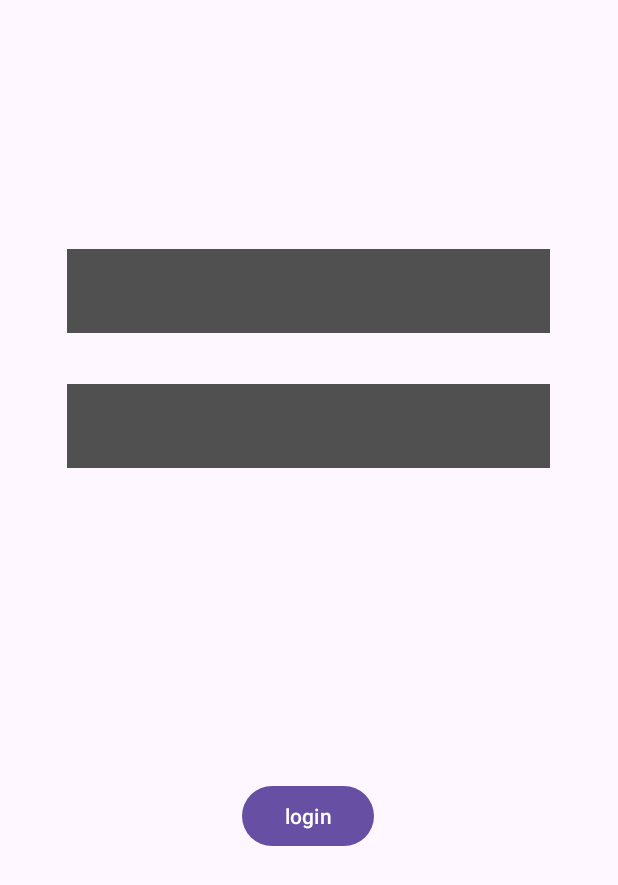
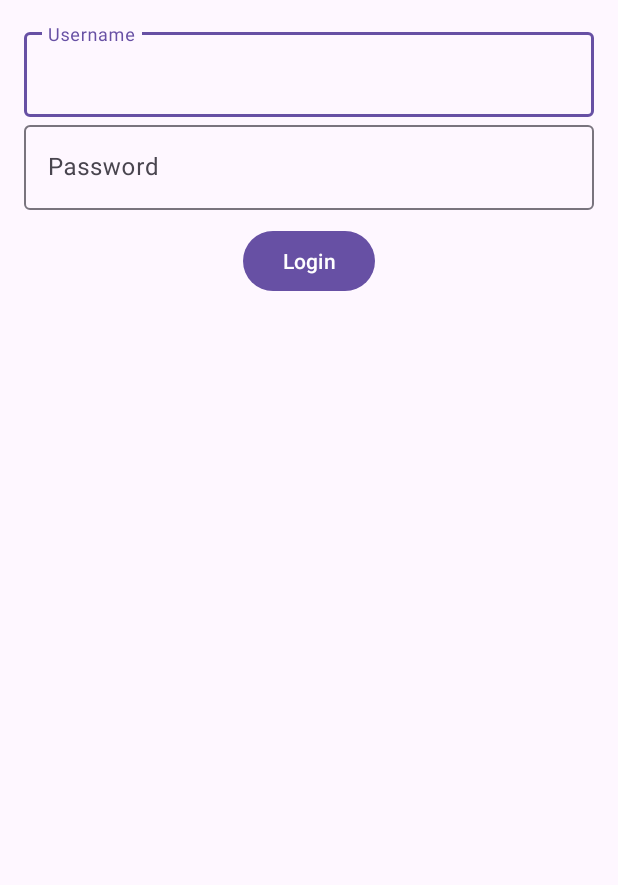
Before and after one commit to avelon1A/navigation, an Android app: the screen it shows after launch (MainActivity), on a phone screen of 412 x 824 dp. Shown: the top 885 px of the screen. Run offline under Robolectric (Android 15) with nearby library versions, the phone set to English and light mode, and no system bars; our stand-ins replace navigation-ui; libraries missing offline, so code that uses them is left out: io.ak1.

Commit message:
recycle view has modified and naviation controllers has be fixed

```diff
--- a/app/src/main/java/com/example/newnav/MainActivity.kt
+++ b/app/src/main/java/com/example/newnav/MainActivity.kt
@@ -31,7 +31,6 @@ class MainActivity : AppCompatActivity() {
         val bottomNavigationView = findViewById<BottomNavigationView>(R.id.bottom_navigation)
         bottomNavigationView.setupWithNavController(navController)
 
-
         navController.addOnDestinationChangedListener { _, destination, _ ->
             if (destination.id == R.id.login_fragment) {
                 bottomNavigationView.visibility = BottomNavigationView.GONE
@@ -39,5 +38,6 @@ class MainActivity : AppCompatActivity() {
                 bottomNavigationView.visibility = BottomNavigationView.VISIBLE
             }
         }
+
+        }
     }
-}
--- a/app/src/main/java/com/example/newnav/firstFragment.kt
+++ b/app/src/main/java/com/example/newnav/firstFragment.kt
@@ -8,14 +8,11 @@ import android.view.LayoutInflater
 import android.view.View
 import android.view.ViewGroup
 import com.example.newnav.databinding.FragmentFirstBinding
+import com.google.android.material.bottomnavigation.BottomNavigationView
 
 
 class firstFragment : Fragment() {
 
-    override fun onCreate(savedInstanceState: Bundle?) {
-        super.onCreate(savedInstanceState)
-
-    }
 
     override fun onCreateView(
         inflater: LayoutInflater, container: ViewGroup?,
--- a/app/src/main/java/com/example/newnav/forthFragment.kt
+++ b/app/src/main/java/com/example/newnav/forthFragment.kt
@@ -1,4 +1,6 @@
 package com.example.newnav
+
+
 
 import android.os.Bundle
 import androidx.fragment.app.Fragment
--- a/app/src/main/java/com/example/newnav/login_fragment.kt
+++ b/app/src/main/java/com/example/newnav/login_fragment.kt
@@ -1,19 +1,21 @@
 package com.example.newnav
 
-import android.annotation.SuppressLint
+
 import android.os.Bundle
 import androidx.fragment.app.Fragment
 import android.view.LayoutInflater
 import android.view.View
 import android.view.ViewGroup
 import android.widget.Button
-import android.widget.EditText
+
 import android.widget.Toast
-import com.google.android.material.textfield.TextInputLayout
+import androidx.navigation.fragment.findNavController
+import com.google.android.material.textfield.TextInputEditText
+
 
 class login_fragment : Fragment() {
-    lateinit var username: TextInputLayout
-    lateinit var password: TextInputLayout
+    lateinit var username: TextInputEditText
+    lateinit var password: TextInputEditText
     lateinit var login: Button
 
     override fun onCreateView(
@@ -25,13 +27,13 @@ class login_fragment : Fragment() {
 
         // Initialize your views
 
-        password = view.findViewById(R.id.password)
-        username = view.findViewById(R.id.username)
+        password = view.findViewById(R.id.password_edit_text)
+        username = view.findViewById(R.id.username_edit_text)
         login = view.findViewById(R.id.login_button) // Correct the button ID here
 
         login.setOnClickListener {
-            val enteredUsername = username.toString()
-            val enteredPassword = password.toString()
+            val enteredUsername = username.text.toString()
+            val enteredPassword = password.text.toString()
             login(enteredUsername, enteredPassword)
         }
 
@@ -42,27 +44,12 @@ class login_fragment : Fragment() {
         if (username == "username" && password == "12345678") {
             Toast.makeText(requireContext(), "Login Successful", Toast.LENGTH_SHORT).show()
             // Create an instance of the first fragment
-            val firstFragment = firstFragment()
+            val navController = findNavController()
 
-            // Get the FragmentManager
-            val fragmentManager = requireActivity().supportFragmentManager
-
-            // Start a new fragment transaction
-            val transaction = fragmentManager.beginTransaction()
-
-            // Replace the current fragment with the first fragment
-            transaction.replace(R.id.fragmentContainerView2, firstFragment)
-
-            // Add the transaction to the back stack
-            transaction.addToBackStack(null)
-
-            // Commit the transaction
-            transaction.commit()
-        }
-        else{
+            // Navigate to the firstFragment
+            navController.navigate(R.id.action_login_fragment_to_firstFragment)
+        } else {
             Toast.makeText(requireContext(), "Login fail", Toast.LENGTH_SHORT).show()
-
         }
     }
-
 }
--- a/app/src/main/java/com/example/newnav/thirdFragment.kt
+++ b/app/src/main/java/com/example/newnav/thirdFragment.kt
@@ -13,10 +13,6 @@ import android.view.ViewGroup
 class thirdFragment : Fragment() {
 
 
-    override fun onCreate(savedInstanceState: Bundle?) {
-        super.onCreate(savedInstanceState)
-
-    }
 
     override fun onCreateView(
         inflater: LayoutInflater, container: ViewGroup?,
--- a/app/src/main/res/drawable/shape.xml
+++ b/app/src/main/res/drawable/shape.xml
@@ -2,7 +2,7 @@
 <shape xmlns:android="http://schemas.android.com/apk/res/android">
 
     <corners
-        android:radius="0dp"/>
+        android:radius="10dp"/>
     <solid
         android:color="#E429D82C"/>
     <gradient
--- a/app/src/main/res/layout/fragment_first.xml
+++ b/app/src/main/res/layout/fragment_first.xml
@@ -4,15 +4,15 @@
     android:id="@+id/firstFragment"
     android:layout_width="match_parent"
     android:layout_height="match_parent"
-    android:background="#FFAB40"
+    android:background="#43A047"
     tools:context=".firstFragment">
 
-    <!-- TODO: Update blank fragment layout -->
+
     <TextView
 
         android:layout_width="match_parent"
         android:layout_height="match_parent"
-        android:text="second"
+        android:text="first"
         android:gravity="center"
         android:textSize="50sp" />
 
--- a/app/src/main/res/layout/fragment_forth.xml
+++ b/app/src/main/res/layout/fragment_forth.xml
@@ -4,7 +4,7 @@
     android:id="@+id/forth_fragment"
     android:layout_width="match_parent"
     android:layout_height="match_parent"
-    android:background="#C6FF0909"
+    android:background="#FFFFFF"
     tools:context=".forthFragment">
 
 
--- a/app/src/main/res/layout/fragment_login_fragment.xml
+++ b/app/src/main/res/layout/fragment_login_fragment.xml
@@ -1,66 +1,67 @@
 <?xml version="1.0" encoding="utf-8"?>
-<androidx.constraintlayout.widget.ConstraintLayout xmlns:android="http://schemas.android.com/apk/res/android"
+<androidx.constraintlayout.widget.ConstraintLayout
+    xmlns:android="http://schemas.android.com/apk/res/android"
     xmlns:app="http://schemas.android.com/apk/res-auto"
     xmlns:tools="http://schemas.android.com/tools"
+    android:id="@+id/login_fragment"
     android:layout_width="match_parent"
-    android:id="@+id/login_fragment"
-    android:layout_height="match_parent">
-
-<!--    <EditText-->
-<!--        android:id="@+id/username"-->
-<!--        android:layout_width="342dp"-->
-<!--        android:layout_height="56dp"-->
-<!--        android:hint="username"-->
-<!--        app:layout_constraintBottom_toBottomOf="parent"-->
-<!--        app:layout_constraintEnd_toEndOf="parent"-->
-<!--        app:layout_constraintHorizontal_bias="0.637"-->
-<!--        app:layout_constraintStart_toStartOf="parent"-->
-<!--        app:layout_constraintTop_toTopOf="parent"-->
-<!--        app:layout_constraintVertical_bias="0.378">-->
-
-<!--    </EditText>-->
-
+    android:layout_height="match_parent"
+    android:padding="16dp"
+    tools:context=".login_fragment">
 
     <com.google.android.material.textfield.TextInputLayout
         android:id="@+id/username"
-        android:layout_width="322dp"
-        android:layout_height="56dp"
-        android:layout_marginTop="96dp"
-        android:hint="username"
-        android:background="@color/grey"
-        app:hintTextColor="@color/black"
-        app:layout_constraintBottom_toTopOf="@+id/password"
+        android:layout_width="0dp"
+        android:layout_height="wrap_content"
+        android:hint="Username"
+
+        app:layout_constraintTop_toTopOf="parent"
+        app:layout_constraintStart_toStartOf="parent"
         app:layout_constraintEnd_toEndOf="parent"
-        app:layout_constraintHorizontal_bias="0.494"
-        app:layout_constraintStart_toStartOf="parent"
-        app:layout_constraintTop_toTopOf="parent"
-        app:layout_constraintVertical_bias="0.676" />
+        app:layout_constraintVertical_bias="0.2"
+        app:layout_constraintHorizontal_bias="0.5">
+
+        <com.google.android.material.textfield.TextInputEditText
+            android:id="@+id/username_edit_text"
+            android:layout_width="match_parent"
+            android:layout_height="wrap_content"
+            android:inputType="text"
+            android:importantForAccessibility="no" />
+
+    </com.google.android.material.textfield.TextInputLayout>
 
     <com.google.android.material.textfield.TextInputLayout
         android:id="@+id/password"
-        android:layout_width="322dp"
-        android:layout_height="56dp"
-        android:layout_marginTop="244dp"
-        android:background="@color/grey"
-        android:hint="password"
-        app:hintTextColor="@color/black"
-        app:layout_constraintBottom_toTopOf="@+id/login_button"
+        android:layout_width="0dp"
+        android:layout_height="wrap_content"
+        android:hint="Password"
+        app:layout_constraintTop_toBottomOf="@+id/username"
+        app:layout_constraintStart_toStartOf="parent"
         app:layout_constraintEnd_toEndOf="parent"
-        app:layout_constraintHorizontal_bias="0.494"
-        app:layout_constraintStart_toStartOf="parent"
-        app:layout_constraintTop_toTopOf="parent"
-        app:layout_constraintVertical_bias="0.056" />
+        app:layout_constraintVertical_bias="0.2"
+        app:layout_constraintHorizontal_bias="0.5">
 
-    <Button
-        android:id="@+id/login_button"
-        android:layout_width="wrap_content"
-        android:layout_height="wrap_content"
-        android:layout_marginBottom="256dp"
-        android:text="login"
+        <com.google.android.material.textfield.TextInputEditText
+            android:id="@+id/password_edit_text"
+            android:layout_width="match_parent"
+            android:layout_height="wrap_content"
+            android:imeOptions="actionNext"
+            android:inputType="textPassword" />
 
-        app:layout_constraintBottom_toBottomOf="parent"
-        app:layout_constraintEnd_toEndOf="parent"
-        app:layout_constraintHorizontal_bias="0.498"
-        app:layout_constraintStart_toStartOf="parent" />
+    </com.google.android.material.textfield.TextInputLayout>
 
-</androidx.constraintlayout.widget.ConstraintLayout>
+<Button
+android:id="@+id/login_button"
+android:layout_width="wrap_content"
+android:layout_height="wrap_content"
+android:text="Login"
+app:layout_constraintTop_toBottomOf="@+id/password"
+    android:layout_marginTop="10dp"
+app:layout_constraintStart_toStartOf="parent"
+app:layout_constraintEnd_toEndOf="parent"
+app:layout_constraintVertical_bias="0.2"
+    app:layout_constraintHorizontal_bias="0.5">
+
+    </Button>
+
+    </androidx.constraintlayout.widget.ConstraintLayout>
--- a/app/src/main/res/navigation/nav_graph.xml
+++ b/app/src/main/res/navigation/nav_graph.xml
@@ -44,6 +44,8 @@
         tools:layout="@layout/fragment_login_fragment" >
         <action
             android:id="@+id/action_login_fragment_to_firstFragment"
-            app:destination="@id/firstFragment" />
+            app:destination="@id/firstFragment"
+            app:popUpTo="@id/login_fragment"
+            app:popUpToInclusive="true" />
     </fragment>
 </navigation>
--- a/app/src/main/res/values/themes.xml
+++ b/app/src/main/res/values/themes.xml
@@ -3,6 +3,7 @@
     <style name="Base.Theme.NEWNAV" parent="Theme.Material3.DayNight.NoActionBar">
         <!-- Customize your light theme here. -->
         <!-- <item name="colorPrimary">@color/my_light_primary</item> -->
+        <item name="android:autofilledHighlight">@android:color/transparent</item>
     </style>
 
     <style name="Theme.NEWNAV" parent="Base.Theme.NEWNAV" />
```
Also changed, not shown: app/src/main/java/com/example/newnav/secondFragment.kt (+0 -8 lines), app/src/main/res/layout/person_item.xml (+15 -10 lines).
